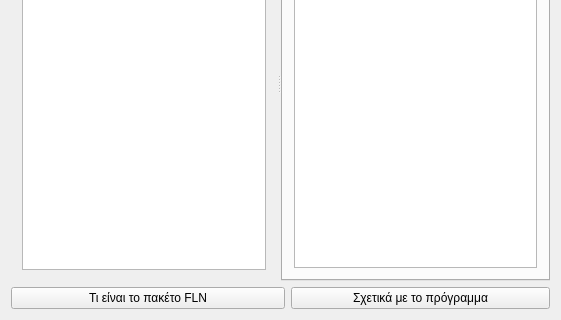
First picture: the form in src/statusyzer.ui, repository kapcom01/statusYzer, before the edit; both pictures show x 0 to 561 and y 204 to 524 of the 561 by 524 pixel window.
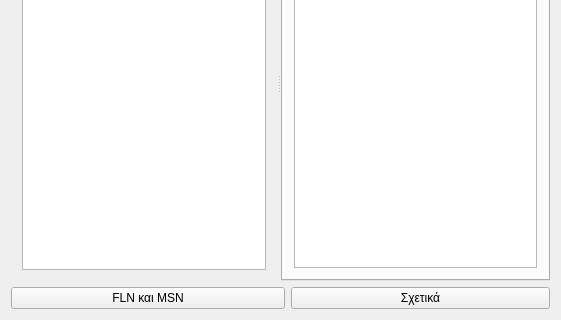
Second picture: the form after the edit.

Diff of the .ui file:
```diff
--- a/src/statusyzer.ui
+++ b/src/statusyzer.ui
@@ -165,14 +165,14 @@
     <item row="4" column="0" colspan="2">
      <widget class="QPushButton" name="pb_whatisfln">
       <property name="text">
-       <string>Τι είναι το πακέτο FLN</string>
+       <string>FLN και MSN</string>
       </property>
      </widget>
     </item>
     <item row="4" column="2">
      <widget class="QPushButton" name="pb_about">
       <property name="text">
-       <string>Σχετικά με το πρόγραμμα</string>
+       <string>Σχετικά</string>
       </property>
      </widget>
     </item>
```
